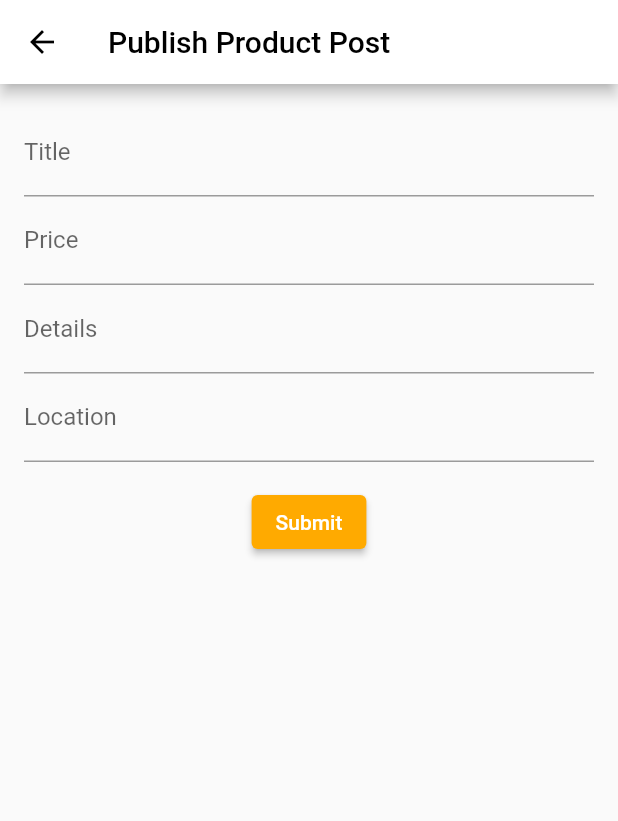
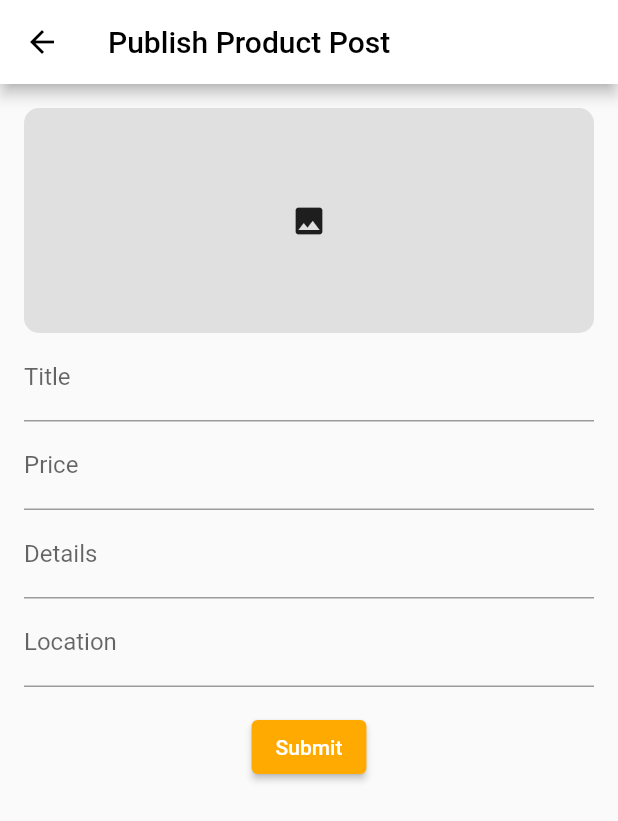
Before and after one commit to JohnEsleyer/StreetMarket, a Flutter app: the PostProduct screen opened by its route, after a tap on "Submit", on a phone screen of 412 x 824 dp. Shown: the top 821 px of the screen. Run offline on Flutter 3.47's test engine with Material 2 defaults, Android fonts, the phone set to English and light mode, and no system bars; our stand-ins replace cloud_firestore, firebase_auth, firebase_core, firebase_storage, iconsax, image_picker; accounts and stored records are empty; network calls fail.

Commit message:
product image will display on the form

```diff
--- a/lib/samples/post_product_sample.dart
+++ b/lib/samples/post_product_sample.dart
@@ -81,8 +81,6 @@ class _PostProductState extends State<PostProduct> {
 
   Future<void> savePost() async {
     if (_formKey.currentState!.validate()) {
-      await uploadImage();
-
       Reference ref =
           FirebaseStorage.instance.ref().child('posts/$_postId.jpg');
       var post = {
@@ -104,6 +102,7 @@ class _PostProductState extends State<PostProduct> {
   @override
   Widget build(BuildContext context) {
     return Scaffold(
+      resizeToAvoidBottomInset: false,
       appBar: AppBar(
         title: Text('Publish Product Post'),
       ),
@@ -113,6 +112,32 @@ class _PostProductState extends State<PostProduct> {
           padding: const EdgeInsets.all(16.0),
           child: Column(
             children: [
+              _postImageURL == ''
+                  ? GestureDetector(
+                      onTap: uploadImage,
+                      child: Container(
+                        height: 150,
+                        width: double.infinity,
+                        decoration: BoxDecoration(
+                          color: Color.fromARGB(255, 224, 224, 224),
+                          borderRadius: BorderRadius.all(Radius.circular(10)),
+                        ),
+                        child: Icon(Icons.image),
+                      ),
+                    )
+                  : Container(
+                      decoration: BoxDecoration(
+                        border: Border.all(
+                          color: Colors.black,
+                        ),
+                        borderRadius: BorderRadius.all(Radius.circular(10)),
+                      ),
+                      width: double.infinity,
+                      height: 150,
+                      child: Image.network(
+                        _postImageURL,
+                      ),
+                    ),
               TextFormField(
                 decoration: InputDecoration(labelText: 'Title'),
                 onChanged: (value) {
```
